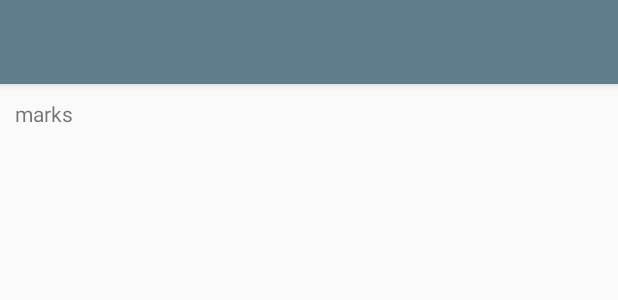
After one commit to SushankKDahiwadkar/oesmsproj, an Android app: the layout content_test_result.xml on its own in the app's theme, with its tools: preview values and no code run, on a phone screen of 412 x 824 dp. The commit adds this screen. Shown: the top 300 px of the screen. Run offline under Robolectric (Android 15) with nearby library versions, the phone set to English and light mode, and no system bars.

Commit message:
end to end flow for test completed

```diff
--- /dev/null
+++ b/LoginRegisterMaterial/app/src/main/res/layout/content_test_result.xml
@@ -0,0 +1,35 @@
+<?xml version="1.0" encoding="utf-8"?>
+<RelativeLayout xmlns:android="http://schemas.android.com/apk/res/android"
+    xmlns:tools="http://schemas.android.com/tools"
+    xmlns:app="http://schemas.android.com/apk/res-auto" android:layout_width="match_parent"
+    android:layout_height="match_parent"
+    app:layout_behavior="@string/appbar_scrolling_view_behavior"
+    tools:showIn="@layout/activity_test_result"
+    tools:context="com.sushank.loginregistermaterial.activity.TestResult">
+
+    <android.support.design.widget.AppBarLayout android:layout_height="wrap_content"
+        android:id="@+id/appbar"
+        android:layout_width="match_parent" android:theme="@style/MyMaterialTheme.AppBarOverlay">
+
+        <android.support.v7.widget.Toolbar android:id="@+id/toolbar"
+            android:layout_width="match_parent" android:layout_height="?attr/actionBarSize"
+            android:background="?attr/colorPrimary"
+            app:popupTheme="@style/MyMaterialTheme.PopupOverlay" />
+
+    </android.support.design.widget.AppBarLayout>
+
+    <LinearLayout
+        android:layout_margin="10dp"
+        android:layout_below="@id/appbar"
+        android:layout_width="match_parent"
+        android:layout_height="wrap_content">
+        <TextView
+            android:layout_width="wrap_content"
+            android:layout_height="wrap_content"
+            android:text="marks"/>
+        <TextView
+            android:id="@+id/textViewMarks"
+            android:layout_width="wrap_content"
+            android:layout_height="wrap_content" />
+    </LinearLayout>
+</RelativeLayout>
--- a/LoginRegisterMaterial/app/src/main/res/values/strings.xml
+++ b/LoginRegisterMaterial/app/src/main/res/values/strings.xml
@@ -30,4 +30,5 @@
     <string name="err_msg_password">Enter the password</string>
     <string name="title_activity_test_details">Test Details</string>
     <string name="title_activity_question">QuestionActivity</string>
+    <string name="title_activity_test_result">Test Result</string>
 </resources>
```
Also changed, not shown: LoginRegisterMaterial/app/src/main/AndroidManifest.xml (+8 -2 lines), LoginRegisterMaterial/app/src/main/java/com/sushank/loginregistermaterial/activity/QuestionActivity.java (+83 -15 lines), LoginRegisterMaterial/app/src/main/java/com/sushank/loginregistermaterial/activity/TestResult.java (added, +47 -0 lines), LoginRegisterMaterial/app/src/main/java/com/sushank/loginregistermaterial/model/Question.java (+29 -15 lines), LoginRegisterMaterial/app/src/main/res/layout/content_question.xml (+0 -7 lines).
